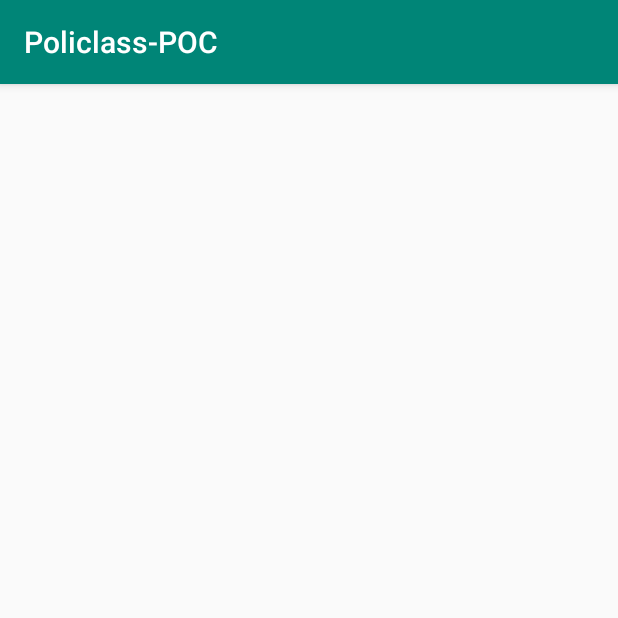
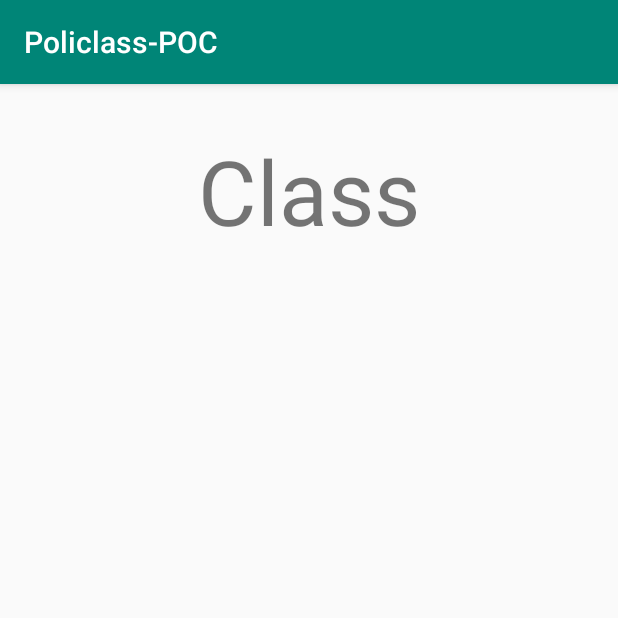
Before and after one commit to NathanHoy96/Policlass-POC, an Android app: the DisplayResult screen opened directly, with no data from a screen before it, on a phone screen of 412 x 824 dp, the top half of it. Run offline under Robolectric (Android 15) with nearby library versions, the phone set to English and light mode, and no system bars.

Commit message:
Adding the ListView to host the alternative articles

```diff
--- a/Android/app/src/main/java/com/example/policlass_poc/DisplayResult.java
+++ b/Android/app/src/main/java/com/example/policlass_poc/DisplayResult.java
@@ -5,14 +5,29 @@ import androidx.appcompat.app.AppCompatActivity;
 import android.content.Intent;
 import android.os.Bundle;
 import android.util.Log;
+import android.widget.ArrayAdapter;
+import android.widget.ListView;
+import android.widget.TextView;
+
+import java.util.ArrayList;
 
 public class DisplayResult extends AppCompatActivity {
+
+    private TextView classificationText;
+    private ListView alternativesListView;
+    private ArrayList<String> alternativesList;
+    private ArrayAdapter<String> arrayAdapter;
 
     @Override
     protected void onCreate(Bundle savedInstanceState)
     {
         super.onCreate(savedInstanceState);
         setContentView(R.layout.activity_display_result);
+
+        classificationText = findViewById(R.id.classification_text);
+        alternativesListView = findViewById(R.id.alternative_list);
+        alternativesList = new ArrayList<String>();
+        arrayAdapter = new ArrayAdapter<String>(getApplicationContext(),android.R.layout.simple_spinner_item,alternativesList);
 
         Intent intent = getIntent();
         String action = intent.getAction();
--- a/Android/app/src/main/res/layout/activity_display_result.xml
+++ b/Android/app/src/main/res/layout/activity_display_result.xml
@@ -6,4 +6,24 @@
     android:layout_height="match_parent"
     tools:context=".DisplayResult">
 
+    <TextView
+        android:layout_width="match_parent"
+        android:layout_height="wrap_content"
+        android:id="@+id/classification_text"
+        android:text="Class"
+        android:textAlignment="center"
+        android:textSize="60dp"
+        app:layout_constraintBottom_toTopOf="@+id/alternative_list"
+        app:layout_constraintEnd_toEndOf="parent"
+        app:layout_constraintStart_toStartOf="parent"
+        app:layout_constraintTop_toTopOf="parent"></TextView>
+
+    <ListView
+        android:id="@+id/alternative_list"
+        android:layout_width="417dp"
+        android:layout_height="626dp"
+        app:layout_constraintBottom_toBottomOf="parent"
+        app:layout_constraintEnd_toEndOf="parent"
+        app:layout_constraintStart_toStartOf="parent"></ListView>
+
 </androidx.constraintlayout.widget.ConstraintLayout>
```
